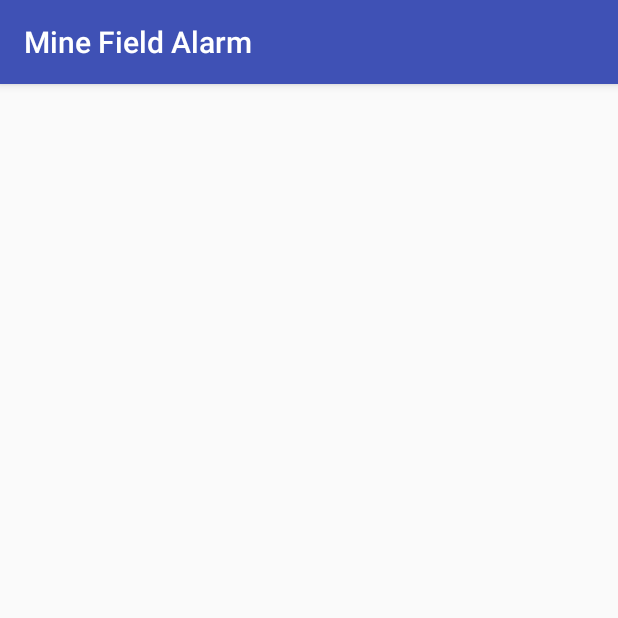
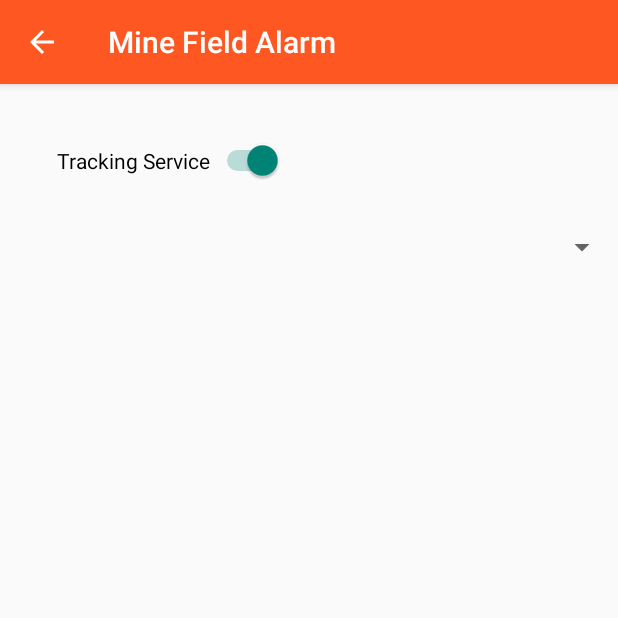
Before and after one commit to Ladislav92/Mine-Field-Alarm-Android, an Android app: the SettingsActivity screen opened directly, with no data from a screen before it, on a phone screen of 412 x 824 dp, the top half of it. Run offline under Robolectric (Android 15) with nearby library versions, the phone set to English and light mode, and no system bars.

Commit message:
Added options menu and 3 more activities

```diff
--- a/MineFieldAlarm/app/src/main/java/com/example/ladislav/minefieldalarm/activities/OptionsActivity.java
+++ b/MineFieldAlarm/app/src/main/java/com/example/ladislav/minefieldalarm/activities/SettingsActivity.java
@@ -5,7 +5,7 @@ import android.os.Bundle;
 
 import com.example.ladislav.minefieldalarm.R;
 
-public class OptionsActivity extends AppCompatActivity {
+public class SettingsActivity extends AppCompatActivity {
 
     //TODO think about FragmentActivity?
 
--- a/MineFieldAlarm/app/src/main/res/layout/activity_main.xml
+++ b/MineFieldAlarm/app/src/main/res/layout/activity_main.xml
@@ -4,5 +4,8 @@
     xmlns:tools="http://schemas.android.com/tools"
     android:layout_width="match_parent"
     android:layout_height="match_parent"
+    android:id="@+id/main_activity"
     tools:context="com.example.ladislav.minefieldalarm.activities.MainActivity">
+
+
 </LinearLayout>
--- a/MineFieldAlarm/app/src/main/res/layout/activity_options.xml
+++ b/MineFieldAlarm/app/src/main/res/layout/activity_options.xml
@@ -1,9 +1,30 @@
 <?xml version="1.0" encoding="utf-8"?>
-<android.support.constraint.ConstraintLayout xmlns:android="http://schemas.android.com/apk/res/android"
+<RelativeLayout xmlns:android="http://schemas.android.com/apk/res/android"
     xmlns:app="http://schemas.android.com/apk/res-auto"
     xmlns:tools="http://schemas.android.com/tools"
     android:layout_width="match_parent"
     android:layout_height="match_parent"
-    tools:context="com.example.ladislav.minefieldalarm.activities.OptionsActivity">
+    tools:context="com.example.ladislav.minefieldalarm.activities.SettingsActivity">
 
-</android.support.constraint.ConstraintLayout>
+    <Switch
+        android:id="@+id/switch1"
+        android:layout_width="wrap_content"
+        android:layout_height="wrap_content"
+        android:checked="true"
+        android:text="@string/tracking_service_switch"
+        android:layout_marginTop="37dp"
+        android:layout_alignParentTop="true"
+        android:layout_alignParentLeft="true"
+        android:layout_alignParentStart="true"
+        android:layout_marginLeft="38dp"
+        android:layout_marginStart="38dp" />
+
+    <Spinner
+        android:id="@+id/spinner"
+        android:layout_width="match_parent"
+        android:layout_height="wrap_content"
+        android:layout_alignParentLeft="true"
+        android:layout_alignParentStart="true"
+        android:layout_below="@+id/switch1"
+        android:layout_marginTop="32dp" />
+</RelativeLayout>
--- a/MineFieldAlarm/app/src/main/res/values/colors.xml
+++ b/MineFieldAlarm/app/src/main/res/values/colors.xml
@@ -3,4 +3,6 @@
     <color name="colorPrimary">#3F51B5</color>
     <color name="colorPrimaryDark">#303F9F</color>
     <color name="colorAccent">#FF4081</color>
+    <color name="ColorPrimary">#FF5722</color>
+    <color name="ColorPrimaryDark">#E64A19</color>
 </resources>
--- a/MineFieldAlarm/app/src/main/res/values/strings.xml
+++ b/MineFieldAlarm/app/src/main/res/values/strings.xml
@@ -1,3 +1,7 @@
 <resources>
     <string name="app_name">Mine Field Alarm</string>
+    <string name="about_app_title">About App</string>
+    <string name="about_org_title">About Organisation</string>
+    <string name="settings_title">Options</string>
+    <string name="tracking_service_switch">Tracking Service</string>
 </resources>
--- a/MineFieldAlarm/app/src/main/res/values/styles.xml
+++ b/MineFieldAlarm/app/src/main/res/values/styles.xml
@@ -3,9 +3,8 @@
     <!-- Base application theme. -->
     <style name="AppTheme" parent="Theme.AppCompat.Light.DarkActionBar">
         <!-- Customize your theme here. -->
-        <item name="colorPrimary">@color/colorPrimary</item>
-        <item name="colorPrimaryDark">@color/colorPrimaryDark</item>
-        <item name="colorAccent">@color/colorAccent</item>
+        <item name="colorPrimary">@color/ColorPrimary</item>
+        <item name="colorPrimaryDark">@color/ColorPrimaryDark</item>
     </style>
 
 </resources>
```
Also changed, not shown: MineFieldAlarm/app/src/main/AndroidManifest.xml (+7 -3 lines), MineFieldAlarm/app/src/main/java/com/example/ladislav/minefieldalarm/activities/MainActivity.java (+47 -4 lines), MineFieldAlarm/app/src/main/java/com/example/ladislav/minefieldalarm/fragments/MineMapFragment.java (+6 -2 lines), MineFieldAlarm/app/src/main/res/layout/activity_about.xml (+6 -3 lines), MineFieldAlarm/app/src/main/res/layout/activity_about_organisation.xml (+6 -3 lines), MineFieldAlarm/app/src/main/res/layout/fragment_map.xml (+7 -2 lines), MineFieldAlarm/app/src/main/res/menu/main_menu.xml (added, +19 -0 lines).
